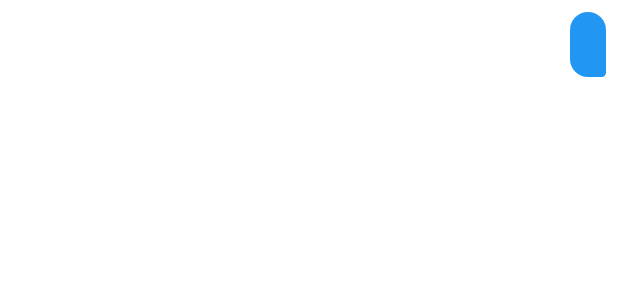
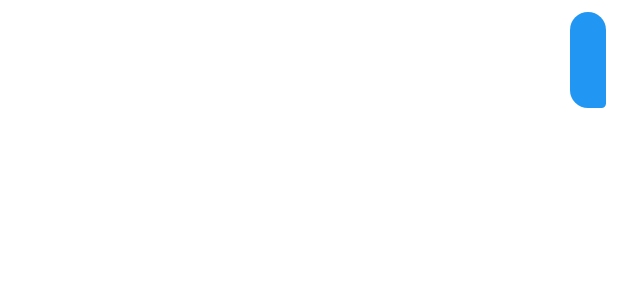
Before and after one commit to ShayGali/helpi, an Android app: the layout item_message_user.xml on its own in the app's theme, with its tools: preview values and no code run, on a phone screen of 412 x 824 dp. Shown: the top 300 px of the screen. Run offline under Robolectric (Android 15) with nearby library versions, the phone set to English and light mode, and no system bars.

Commit message:
add time text view to message view

```diff
--- a/app/src/main/res/layout/item_message_user.xml
+++ b/app/src/main/res/layout/item_message_user.xml
@@ -1,20 +1,34 @@
 <?xml version="1.0" encoding="utf-8"?>
-<!-- item_message_user.xml -->
 <androidx.constraintlayout.widget.ConstraintLayout xmlns:android="http://schemas.android.com/apk/res/android"
     xmlns:app="http://schemas.android.com/apk/res-auto"
+    xmlns:tools="http://schemas.android.com/tools"
     android:layout_width="match_parent"
     android:layout_height="wrap_content"
     android:padding="8dp">
 
-    <TextView
-        android:id="@+id/text_message_body"
+    <LinearLayout
         android:layout_width="wrap_content"
         android:layout_height="wrap_content"
         android:background="@drawable/message_bubble_user"
-        android:maxWidth="240dp"
+        android:orientation="vertical"
         android:padding="12dp"
-        android:textColor="@android:color/white"
         app:layout_constraintEnd_toEndOf="parent"
-        app:layout_constraintTop_toTopOf="parent" />
+        app:layout_constraintTop_toTopOf="parent">
+
+        <TextView
+            android:id="@+id/text_message_body"
+            android:layout_width="wrap_content"
+            android:layout_height="wrap_content"
+            android:maxWidth="240dp"
+            android:textColor="@android:color/white" />
+
+        <TextView
+            android:id="@+id/msgTime"
+            android:layout_width="wrap_content"
+            android:layout_height="wrap_content"
+            android:layout_marginTop="4dp"
+            android:textColor="@android:color/white"
+            android:textSize="12sp" />
+    </LinearLayout>
 
 </androidx.constraintlayout.widget.ConstraintLayout>
```
Also changed, not shown: app/src/main/res/layout/item_message_partner.xml (+21 -6 lines).
